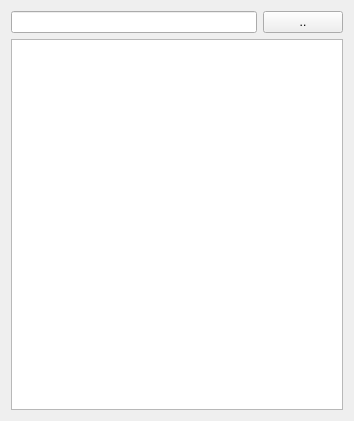
First picture: the form in src/plugins/lcftp/pane.ui, repository 0xd34df00d/leechcraft, before the edit.
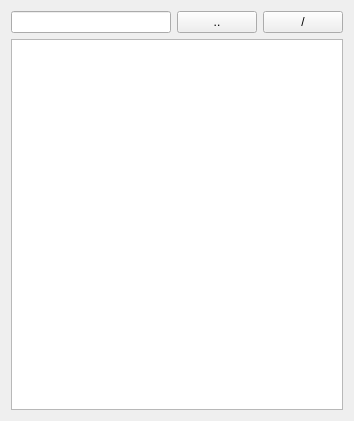
Second picture: the form after the edit.

Commit message: LCFTP: navigate to root button.

```diff
--- a/src/plugins/lcftp/pane.ui
+++ b/src/plugins/lcftp/pane.ui
@@ -26,6 +26,13 @@
        </property>
       </widget>
      </item>
+     <item>
+      <widget class="QPushButton" name="Root_">
+       <property name="text">
+        <string>/</string>
+       </property>
+      </widget>
+     </item>
     </layout>
    </item>
    <item>
```
The commit also changes 2 other files.
